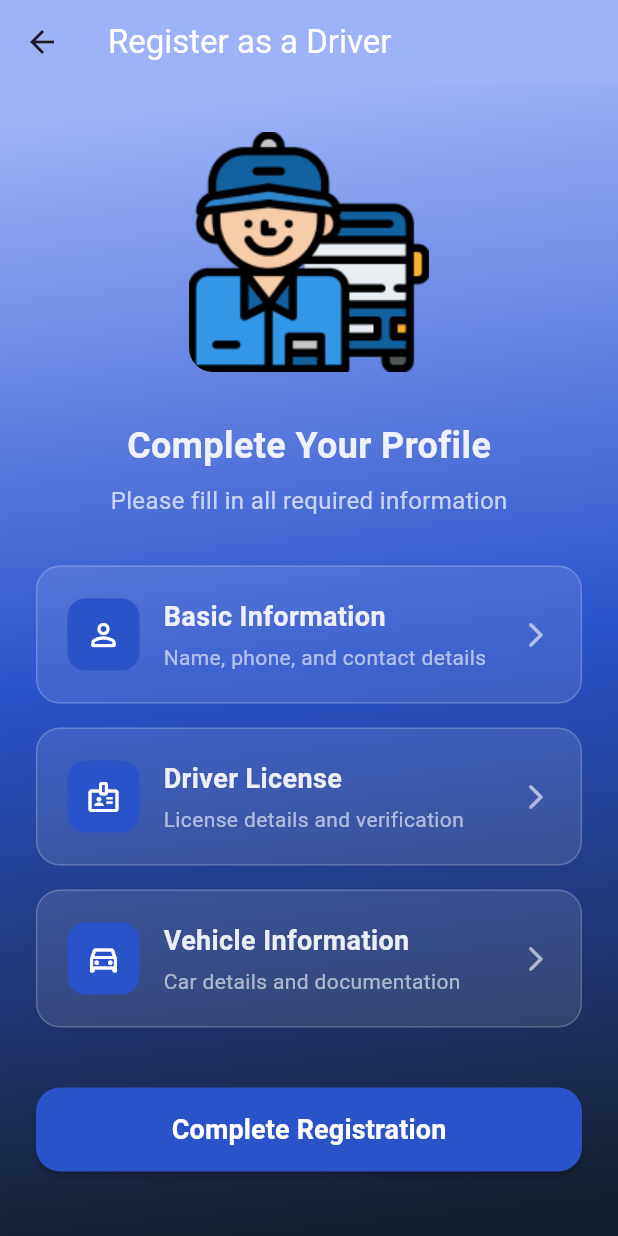
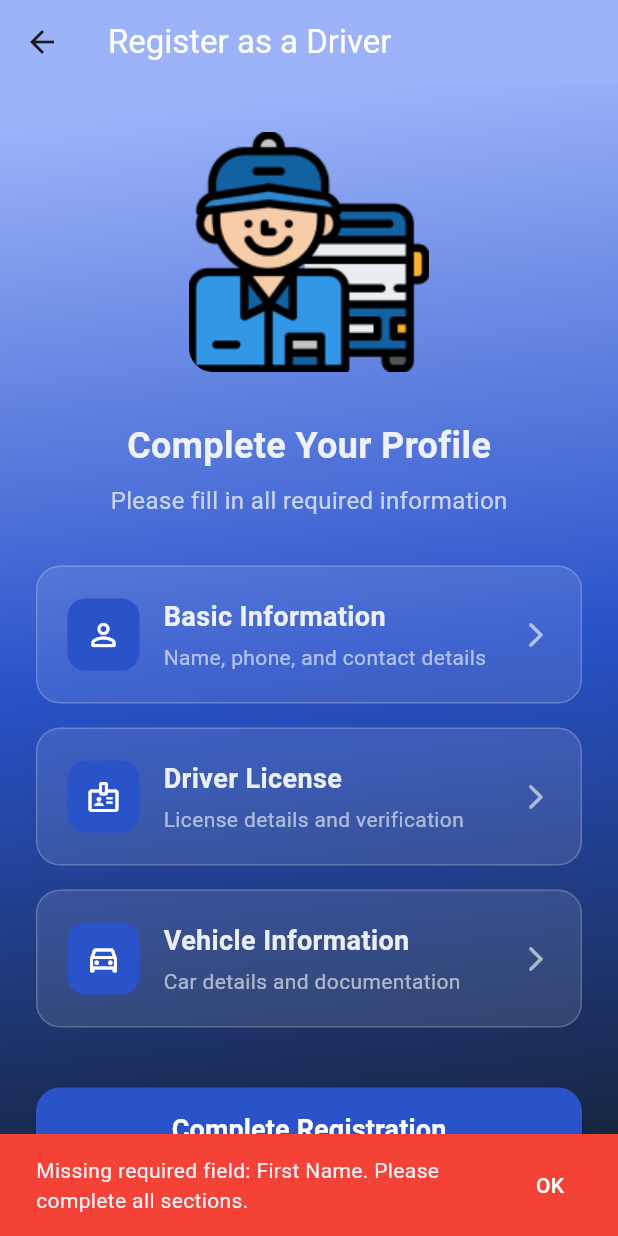
Before and after one commit to ikorach01/bus_app, a Flutter app: the AddInformationPage screen opened directly, after a tap on "Complete Registration", on a phone screen of 412 x 824 dp. Run offline on Flutter 3.47's test engine with Material 3 defaults, Android fonts, the phone set to English and light mode, and no system bars; our stand-ins replace app_links, flutter_map, image_picker, latlong2, location, permission_handler and 2 more; accounts and stored records are empty; generated files the repository leaves out were written again; network calls fail; Roboto replaces fonts that are missing (Instrument Sans).

```diff
--- a/lib/features/driver/auth/add_information.dart
+++ b/lib/features/driver/auth/add_information.dart
@@ -57,119 +57,179 @@ class _AddInformationPageState extends State<AddInformationPage> {
   }
 
   Future<void> _submitInformation() async {
-    // Validate that all required fields are present
-    if (!_validateDriverData()) {
-      return;
-    }
-
-    // Show loading indicator
+    // Show loading dialog
     showDialog(
       context: context,
       barrierDismissible: false,
       builder: (BuildContext context) {
         return const Center(
-          child: CircularProgressIndicator(),
+          child: CircularProgressIndicator(
+            valueColor: AlwaysStoppedAnimation<Color>(Colors.white),
+          ),
         );
       },
     );
 
     try {
-      // Get current user
+      // Get the current user
       final user = supabase.auth.currentUser;
       if (user == null) {
-        // Close loading dialog
-        Navigator.pop(context);
-        _showErrorMessage('User not authenticated. Please log in again.');
+        Navigator.pop(context); // Close loading dialog
+        _showErrorMessage('You must be logged in to register as a driver.');
         return;
       }
 
-      // Format dates for PostgreSQL
-      String? formattedDob;
+      // Check if we have all required fields
+      bool isComplete = _validateDriverData();
+
+      // Format dates for database
+      String formattedDob = '';
+      String formattedLicenseExp = '';
+      String formattedGreyCardExp = '';
+
+      try {
         if (_driverData.containsKey('date_of_birth') && _driverData['date_of_birth'] != null) {
-        try {
-          final parts = _driverData['date_of_birth'].split('/');
-          if (parts.length == 3) {
-            formattedDob = '${parts[2]}-${parts[0]}-${parts[1]}'; // YYYY-MM-DD
+          final dobParts = _driverData['date_of_birth'].toString().split('/');
+          if (dobParts.length == 3) {
+            formattedDob = '${dobParts[2]}-${dobParts[0]}-${dobParts[1]}'; // YYYY-MM-DD
           } else {
-            throw Exception('Invalid date format for date of birth');
+            formattedDob = _driverData['date_of_birth'].toString();
+          }
+        }
+
+        if (_driverData.containsKey('license_expiration') && _driverData['license_expiration'] != null) {
+          final licExpParts = _driverData['license_expiration'].toString().split('/');
+          if (licExpParts.length == 3) {
+            formattedLicenseExp = '${licExpParts[2]}-${licExpParts[0]}-${licExpParts[1]}'; // YYYY-MM-DD
+          } else {
+            formattedLicenseExp = _driverData['license_expiration'].toString();
+          }
+        }
+
+        if (_driverData.containsKey('grey_card_expiration') && _driverData['grey_card_expiration'] != null) {
+          final greyCardExpParts = _driverData['grey_card_expiration'].toString().split('/');
+          if (greyCardExpParts.length == 3) {
+            formattedGreyCardExp = '${greyCardExpParts[2]}-${greyCardExpParts[0]}-${greyCardExpParts[1]}'; // YYYY-MM-DD
+          } else {
+            formattedGreyCardExp = _driverData['grey_card_expiration'].toString();
+          }
         }
       } catch (e) {
-          // Close loading dialog
-          Navigator.pop(context);
-          _showErrorMessage('Invalid date format for date of birth. Please use MM/DD/YYYY format.');
-          return;
-        }
-      } else {
-        // Close loading dialog
-        Navigator.pop(context);
-        _showErrorMessage('Date of birth is missing. Please complete the Basic Information section.');
-        return;
+        print('Error formatting dates: $e');
+        // Continue with original values if formatting fails
+        formattedDob = _driverData['date_of_birth']?.toString() ?? '';
+        formattedLicenseExp = _driverData['license_expiration']?.toString() ?? '';
+        formattedGreyCardExp = _driverData['grey_card_expiration']?.toString() ?? '';
       }
 
-      String? formattedLicenseExp;
-      if (_driverData.containsKey('license_expiration') && _driverData['license_expiration'] != null) {
-        try {
-          final parts = _driverData['license_expiration'].split('/');
-          if (parts.length == 3) {
-            formattedLicenseExp = '${parts[2]}-${parts[0]}-${parts[1]}'; // YYYY-MM-DD
-          } else {
-            throw Exception('Invalid date format for license expiration');
-          }
-        } catch (e) {
-          // Close loading dialog
-          Navigator.pop(context);
-          _showErrorMessage('Invalid date format for license expiration. Please use MM/DD/YYYY format.');
-          return;
-        }
-      } else {
-        // Close loading dialog
-        Navigator.pop(context);
-        _showErrorMessage('License expiration date is missing. Please complete the Driver License section.');
-        return;
-      }
-
-      String? formattedGreyCardExp;
-      if (_driverData.containsKey('grey_card_expiration') && _driverData['grey_card_expiration'] != null) {
-        try {
-          final parts = _driverData['grey_card_expiration'].split('/');
-          if (parts.length == 3) {
-            formattedGreyCardExp = '${parts[2]}-${parts[0]}-${parts[1]}'; // YYYY-MM-DD
-          } else {
-            throw Exception('Invalid date format for grey card expiration');
-          }
-        } catch (e) {
-          // Close loading dialog
-          Navigator.pop(context);
-          _showErrorMessage('Invalid date format for grey card expiration. Please use MM/DD/YYYY format.');
-          return;
-        }
-      } else {
-        // Close loading dialog
-        Navigator.pop(context);
-        _showErrorMessage('Grey card expiration date is missing. Please complete the Grey Card section.');
-        return;
-      }
-
-      // Prepare data for insertion
+      // Prepare data for insertion, including only the fields that exist
       final driverData = {
+        'id': user.id,  // Set the driver ID to the user's authentication ID
         'user_id': user.id,
-        'first_name': _driverData['first_name'],
-        'last_name': _driverData['last_name'],
-        'date_of_birth': formattedDob,
-        'license_number': _driverData['license_number'],
-        'license_image_front': _driverData['license_image_front'],
-        'license_image_back': _driverData['license_image_back'],
-        'license_expiration': formattedLicenseExp,
-        'grey_card_number': _driverData['grey_card_number'],
-        'grey_card_image_front': _driverData['grey_card_image_front'],
-        'grey_card_image_back': _driverData['grey_card_image_back'],
-        'grey_card_expiration': formattedGreyCardExp,
-        'vehicle_registration_plate': _driverData['vehicle_registration_plate'],
-        'email_driver': _driverData['email_driver'],
         'created_at': DateTime.now().toIso8601String(),
       };
 
-      // Insert data into drivers table
+      // Add fields that exist in _driverData to the driverData map
+      if (_driverData.containsKey('first_name') && _driverData['first_name'] != null) {
+        driverData['first_name'] = _driverData['first_name'].toString();
+      }
+
+      if (_driverData.containsKey('last_name') && _driverData['last_name'] != null) {
+        driverData['last_name'] = _driverData['last_name'].toString();
+      }
+
+      if (formattedDob.isNotEmpty) {
+        driverData['date_of_birth'] = formattedDob;
+      }
+
+      if (_driverData.containsKey('license_number') && _driverData['license_number'] != null) {
+        driverData['license_number'] = _driverData['license_number'].toString();
+      }
+
+      if (_driverData.containsKey('license_image_front') && _driverData['license_image_front'] != null) {
+        // Handle image data properly - it might be a List<int> or Uint8List
+        if (_driverData['license_image_front'] is List) {
+          // Convert to base64 string if it's a list of bytes
+          driverData['license_image_front'] = base64Encode(List<int>.from(_driverData['license_image_front']));
+        } else {
+          driverData['license_image_front'] = _driverData['license_image_front'].toString();
+        }
+      }
+
+      if (_driverData.containsKey('license_image_back') && _driverData['license_image_back'] != null) {
+        // Handle image data properly - it might be a List<int> or Uint8List
+        if (_driverData['license_image_back'] is List) {
+          // Convert to base64 string if it's a list of bytes
+          driverData['license_image_back'] = base64Encode(List<int>.from(_driverData['license_image_back']));
+        } else {
+          driverData['license_image_back'] = _driverData['license_image_back'].toString();
+        }
+      }
+
+      if (formattedLicenseExp.isNotEmpty) {
+        driverData['license_expiration'] = formattedLicenseExp;
+      }
+
+      if (_driverData.containsKey('grey_card_number') && _driverData['grey_card_number'] != null) {
+        driverData['grey_card_number'] = _driverData['grey_card_number'].toString();
+      }
+
+      if (_driverData.containsKey('grey_card_image_front') && _driverData['grey_card_image_front'] != null) {
+        // Handle image data properly - it might be a List<int> or Uint8List
+        if (_driverData['grey_card_image_front'] is List) {
+          // Convert to base64 string if it's a list of bytes
+          driverData['grey_card_image_front'] = base64Encode(List<int>.from(_driverData['grey_card_image_front']));
+        } else {
+          driverData['grey_card_image_front'] = _driverData['grey_card_image_front'].toString();
+        }
+      }
+
+      if (_driverData.containsKey('grey_card_image_back') && _driverData['grey_card_image_back'] != null) {
+        // Handle image data properly - it might be a List<int> or Uint8List
+        if (_driverData['grey_card_image_back'] is List) {
+          // Convert to base64 string if it's a list of bytes
+          driverData['grey_card_image_back'] = base64Encode(List<int>.from(_driverData['grey_card_image_back']));
+        } else {
+          driverData['grey_card_image_back'] = _driverData['grey_card_image_back'].toString();
+        }
+      }
+
+      if (formattedGreyCardExp.isNotEmpty) {
+        driverData['grey_card_expiration'] = formattedGreyCardExp;
+      }
+
+      if (_driverData.containsKey('vehicle_registration_plate') && _driverData['vehicle_registration_plate'] != null) {
+        driverData['vehicle_registration_plate'] = _driverData['vehicle_registration_plate'].toString();
+      }
+
+      if (_driverData.containsKey('bus_name') && _driverData['bus_name'] != null) {
+        driverData['bus_name'] = _driverData['bus_name'].toString();
+      }
+
+      if (_driverData.containsKey('bus_image') && _driverData['bus_image'] != null) {
+        // Handle image data properly - it might be a List<int> or Uint8List
+        if (_driverData['bus_image'] is List) {
+          // Convert to base64 string for database
+          driverData['bus_photo'] = base64Encode(List<int>.from(_driverData['bus_image']));
+        } else {
+          driverData['bus_photo'] = _driverData['bus_image'].toString();
+        }
+      } else if (_driverData.containsKey('bus_photo') && _driverData['bus_photo'] != null) {
+        // Handle image data properly - it might be a List<int> or Uint8List
+        if (_driverData['bus_photo'] is List) {
+          // Convert to base64 string for database
+          driverData['bus_photo'] = base64Encode(List<int>.from(_driverData['bus_photo']));
+        } else {
+          driverData['bus_photo'] = _driverData['bus_photo'].toString();
+        }
+      }
+
+      if (_driverData.containsKey('email_driver') && _driverData['email_driver'] != null) {
+        driverData['email_driver'] = _driverData['email_driver'].toString();
+      }
+
+      // Insert data into drivers table using the authenticated user's context
+      try {
         await supabase.from('drivers').insert(driverData);
 
         // Clear saved data after successful submission
@@ -179,11 +239,14 @@ class _AddInformationPageState extends State<AddInformationPage> {
         // Close loading dialog
         Navigator.pop(context);
 
+        // Show appropriate message based on whether all fields were valid
+        if (isComplete) {
           // Show success message and navigate to home
           ScaffoldMessenger.of(context).showSnackBar(
             const SnackBar(
               content: Text('Registration completed successfully!'),
               backgroundColor: Colors.green,
+              duration: Duration(seconds: 5),
             ),
           );
 
@@ -194,6 +257,37 @@ class _AddInformationPageState extends State<AddInformationPage> {
               builder: (context) => const HomePage2(),
             ),
           );
+        } else {
+          // Show partial success message
+          ScaffoldMessenger.of(context).showSnackBar(
+            const SnackBar(
+              content: Text('Information saved with warnings. Some fields are missing or invalid.'),
+              backgroundColor: Colors.orange,
+              duration: Duration(seconds: 5),
+            ),
+          );
+        }
+      } catch (e) {
+        // Close loading dialog
+        Navigator.pop(context);
+
+        // Determine the specific error
+        String errorMessage = 'An error occurred during registration.';
+
+        if (e.toString().contains('duplicate key')) {
+          errorMessage = 'A driver with this information already exists.';
+        } else if (e.toString().contains('violates foreign key constraint')) {
+          errorMessage = 'Invalid reference to another table. Please check your data.';
+        } else if (e.toString().contains('violates not-null constraint')) {
+          errorMessage = 'Missing required information. Please complete all sections.';
+        } else if (e.toString().contains('permission denied')) {
+          errorMessage = 'You do not have permission to register as a driver.';
+        } else if (e.toString().contains('network')) {
+          errorMessage = 'Network error. Please check your internet connection.';
+        }
+
+        _showErrorMessage('$errorMessage\n\nDetails: ${e.toString()}');
+      }
     } catch (e) {
       // Close loading dialog
       Navigator.pop(context);
@@ -240,13 +334,21 @@ class _AddInformationPageState extends State<AddInformationPage> {
       'first_name', 'last_name', 'date_of_birth',
       'license_number', 'license_image_front', 'license_image_back', 'license_expiration',
       'grey_card_number', 'grey_card_image_front', 'grey_card_image_back', 'grey_card_expiration',
-      'vehicle_registration_plate', 'email_driver'
+      'vehicle_registration_plate', 'bus_photo', 'email_driver', 'bus_name'
     ];
 
     for (final field in requiredFields) {
       if (!_driverData.containsKey(field) ||
           _driverData[field] == null ||
           _driverData[field].toString().isEmpty) {
+
+        // Show specific error message about which field is missing
+        String fieldName = field.replaceAll('_', ' ');
+        fieldName = fieldName.split(' ').map((word) =>
+          word.isNotEmpty ? word[0].toUpperCase() + word.substring(1) : word
+        ).join(' ');
+
+        _showErrorMessage('Missing required field: $fieldName. Please complete all sections.');
         return false;
       }
     }
--- a/lib/features/driver/auth/vehicle_info.dart
+++ b/lib/features/driver/auth/vehicle_info.dart
@@ -87,7 +87,7 @@ class _VehicleInfoPageState extends State<VehicleInfoPage> {
     final Map<String, dynamic> dataToSave = Map.from(_driverData);
 
     // Remove binary data as it can't be stored in SharedPreferences
-    dataToSave.remove('bus_image');
+    dataToSave.remove('bus_photo');
     dataToSave.remove('grey_card_image_front');
     dataToSave.remove('grey_card_image_back');
     dataToSave.remove('license_image_front');
@@ -105,7 +105,7 @@ class _VehicleInfoPageState extends State<VehicleInfoPage> {
 
       // Read the image as bytes and store in driverData
       final bytes = await _busImage!.readAsBytes();
-      _driverData['bus_image'] = bytes;
+      _driverData['bus_photo'] = bytes;
 
       // Save data after picking image
       _saveData();
```
Also changed, not shown: 4 other files. Lines whose indentation alone changed are shown as unchanged.
